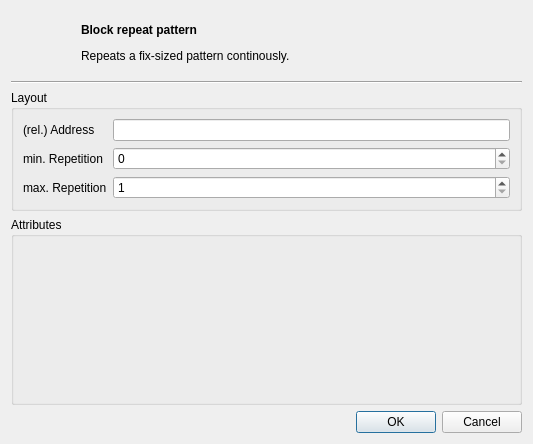
This is src/blockrepeatdialog.ui in dmr-tools/anytone-emu as Qt 5 draws it before an edit. The edited form follows.
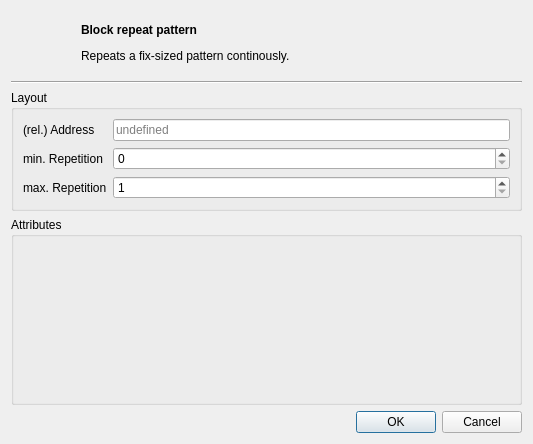
This is the edited form. Custom widgets are drawn as their Qt base class.

Commit message: Fixed ugly address line if undefined.

The edit to the form file:
```diff
--- a/src/blockrepeatdialog.ui
+++ b/src/blockrepeatdialog.ui
@@ -69,7 +69,11 @@
        </widget>
       </item>
       <item row="0" column="1">
-       <widget class="QLineEdit" name="address"/>
+       <widget class="QLineEdit" name="address">
+        <property name="placeholderText">
+         <string>undefined</string>
+        </property>
+       </widget>
       </item>
       <item row="1" column="0">
        <widget class="QLabel" name="label_3">
```
Left out of the diff: 8 changed lines with no effect on the pictures. The commit also changes 17 other files.
